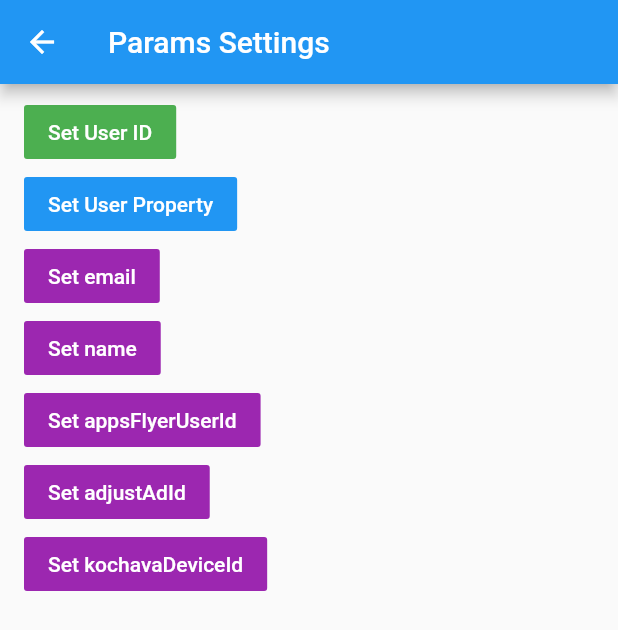
After one commit to qonversion/flutter-sdk, a Flutter app: the ParamsView screen opened by its route, on a phone screen of 412 x 824 dp. The commit adds this screen. Shown: the top 630 px of the screen. Run offline on Flutter 3.47's test engine with Material 2 defaults, Android fonts, the phone set to English and light mode, and no system bars; generated files the repository leaves out were written again; statements that could not run were skipped.

Commit message:
add example

```diff
--- a/example/lib/main.dart
+++ b/example/lib/main.dart
@@ -1,7 +1,8 @@
 import 'package:flutter/material.dart';
-import 'package:qonversion_example/products_view.dart';
 
 import 'home.dart';
+import 'params_view.dart';
+import 'products_view.dart';
 
 void main() => runApp(MyApp());
 
@@ -13,6 +14,7 @@ class MyApp extends StatelessWidget {
       routes: {
         '/': (_) => HomeView(),
         'products': (_) => ProductsView(),
+        'params': (_) => ParamsView()
       },
     );
   }
--- /dev/null
+++ b/example/lib/params_view.dart
@@ -0,0 +1,54 @@
+import 'package:flutter/foundation.dart';
+import 'package:flutter/material.dart';
+import 'package:qonversion_flutter/qonversion_flutter.dart';
+
+class ParamsView extends StatelessWidget {
+  @override
+  Widget build(BuildContext context) {
+    return Scaffold(
+      appBar: AppBar(
+        title: Text('Params Settings'),
+      ),
+      body: Padding(
+        padding: const EdgeInsets.only(
+          left: 16,
+          top: 8,
+        ),
+        child: Column(
+          crossAxisAlignment: CrossAxisAlignment.start,
+          children: [
+            FlatButton(
+              child: Text('Set User ID'),
+              color: Colors.green,
+              textColor: Colors.white,
+              onPressed: () async {
+                await Qonversion.setUserId('customId');
+                print('did set user id');
+              },
+            ),
+            FlatButton(
+              child: Text('Set User Property'),
+              color: Colors.blue,
+              textColor: Colors.white,
+              onPressed: () async {
+                await Qonversion.setUserProperty(
+                    'customProperty', 'customValue');
+                print('did set user property');
+              },
+            ),
+            for (final v in QUserProperty.values)
+              FlatButton(
+                child: Text('Set ${describeEnum(v)}'),
+                color: Colors.purple,
+                textColor: Colors.white,
+                onPressed: () async {
+                  await Qonversion.setProperty(v, 'email@email.com');
+                  print('did set property');
+                },
+              ),
+          ],
+        ),
+      ),
+    );
+  }
+}
--- a/lib/qonversion_flutter.dart
+++ b/lib/qonversion_flutter.dart
@@ -2,5 +2,6 @@ export 'src/models/launch_result.dart';
 export 'src/models/permission.dart';
 export 'src/models/product.dart';
 export 'src/models/purchase_exception.dart';
+export 'src/models/user_property.dart';
 export 'src/qa_provider.dart';
 export 'src/qonversion.dart';
```
Also changed, not shown: example/lib/home.dart (+14 -0 lines).
